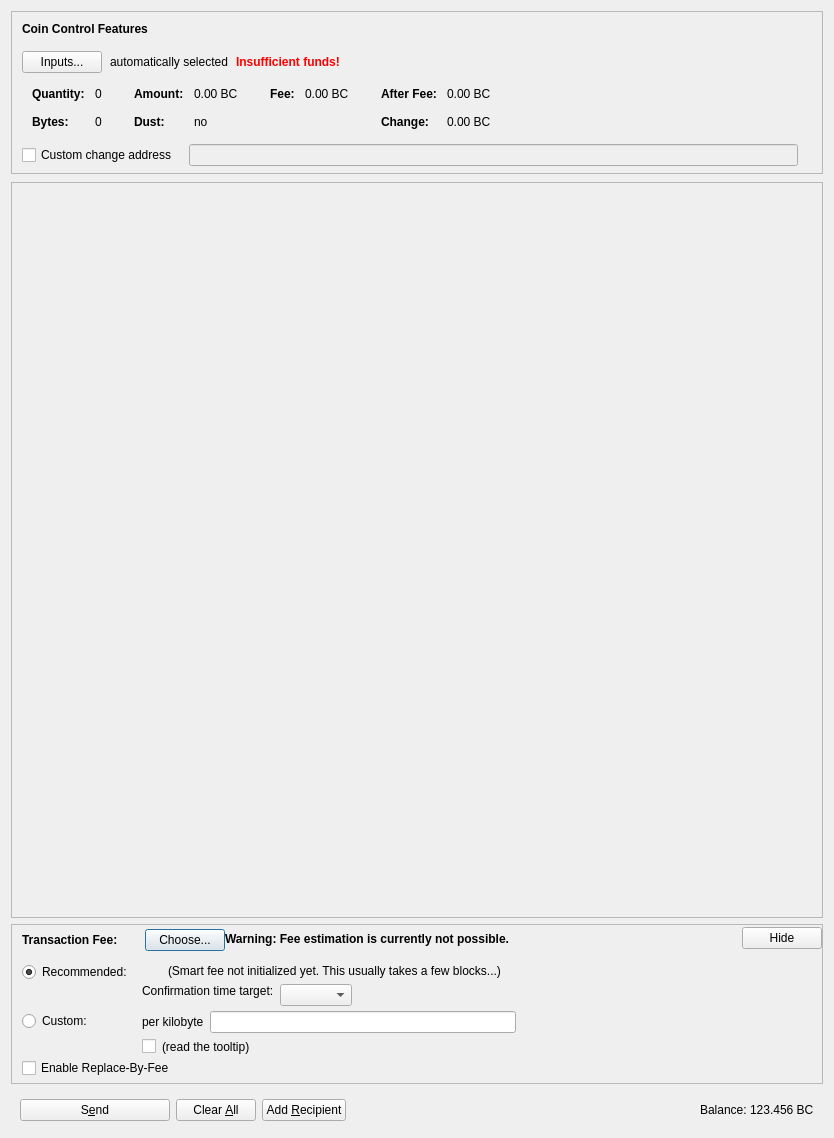
The window that src/qt/forms/sendcoinsdialog.ui (Bitcoin-Confidential/BitcoinC-Core) describes before a commit, drawn with Qt 5.
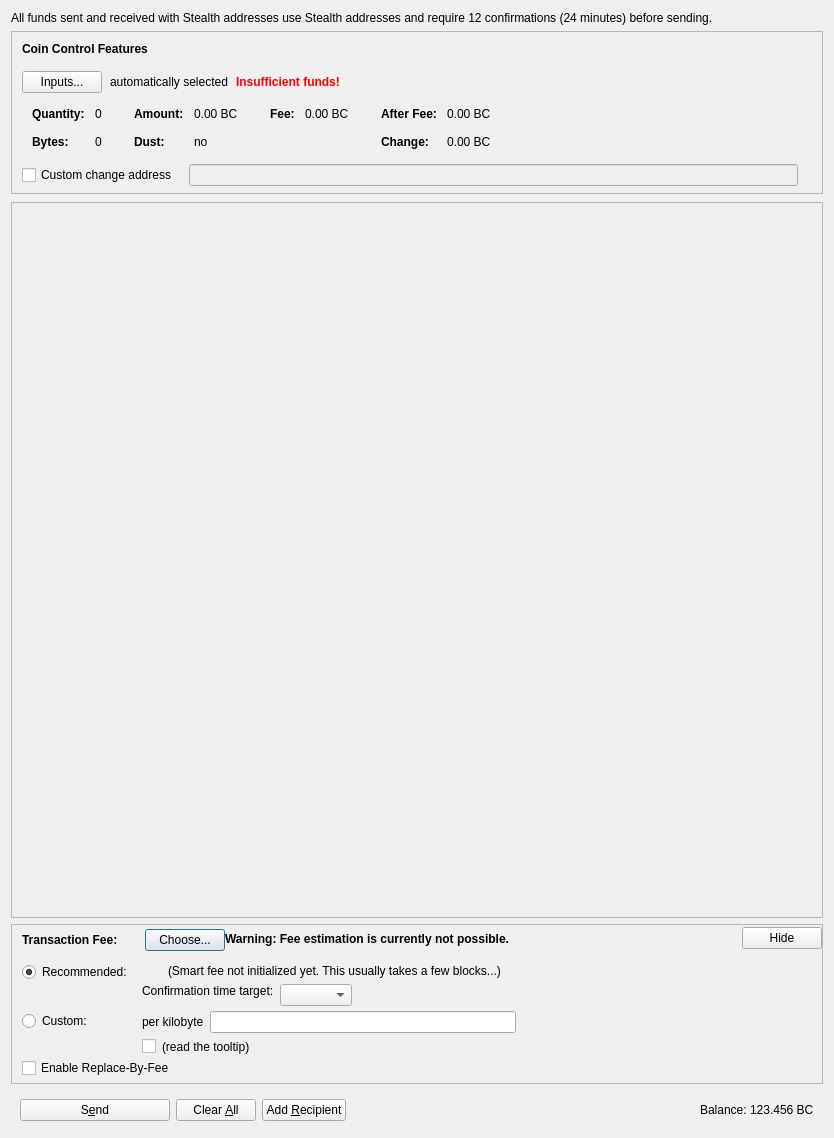
The same window after the commit. Icons and pictures are not drawn. Custom widgets are drawn as their Qt base class.

Commit message: Header text added to Send tab

Patch:
```diff
--- a/src/qt/forms/sendcoinsdialog.ui
+++ b/src/qt/forms/sendcoinsdialog.ui
@@ -13,10 +13,17 @@
   <property name="windowTitle">
    <string>Send Coins</string>
   </property>
-  <layout class="QVBoxLayout" name="verticalLayout" stretch="0,0,0,1,0,0">
+  <layout class="QVBoxLayout" name="verticalLayout" stretch="0,0,0,0,1,0,0">
    <property name="bottomMargin">
     <number>8</number>
    </property>
+   <item>
+	<widget class="QLabel" name="sendInfoLabel">
+	   <property name="text">
+	   <string>All funds sent and received with Stealth addresses use Stealth addresses and require 12 confirmations (24 minutes) before sending.</string>
+	   </property>
+	</widget>
+   </item>
    <item>
     <widget class="QFrame" name="frameCoinControl">
      <property name="sizePolicy">
@@ -54,7 +61,7 @@
        <number>6</number>
       </property>
       <item>
-       <layout class="QVBoxLayout" name="verticalLayoutCoinControl" stretch="0,0,0,0,1">
+	   <layout class="QVBoxLayout" name="verticalLayoutCoinControl" stretch="0,0,0,0,1">
         <property name="spacing">
          <number>0</number>
         </property>
```
